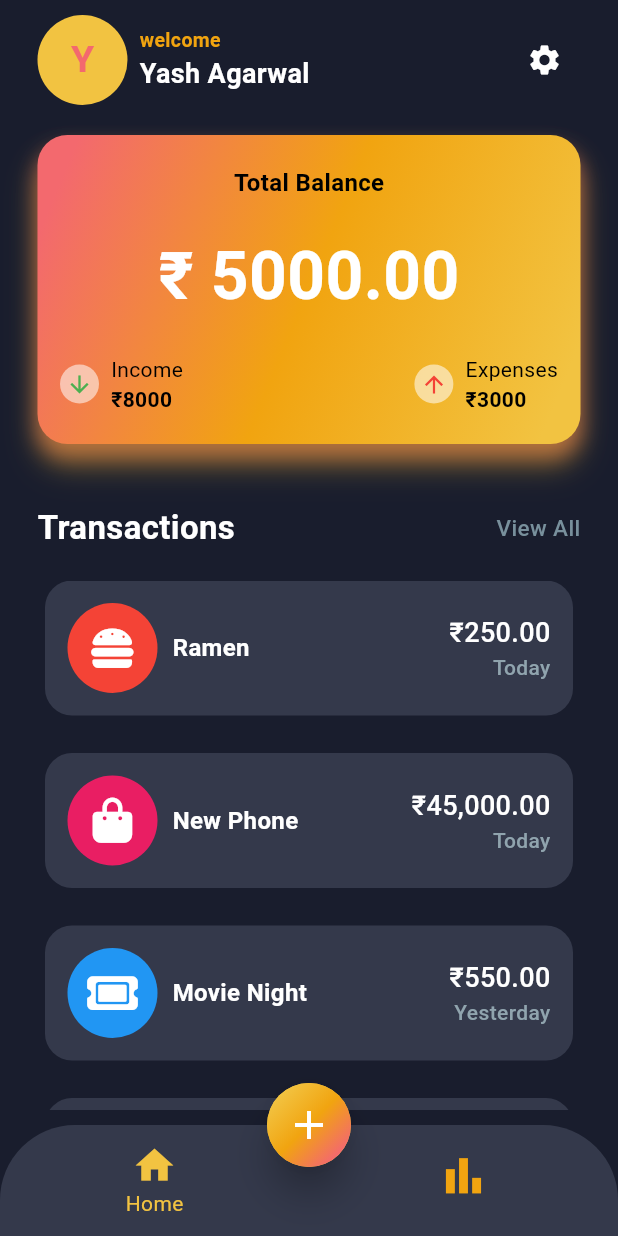
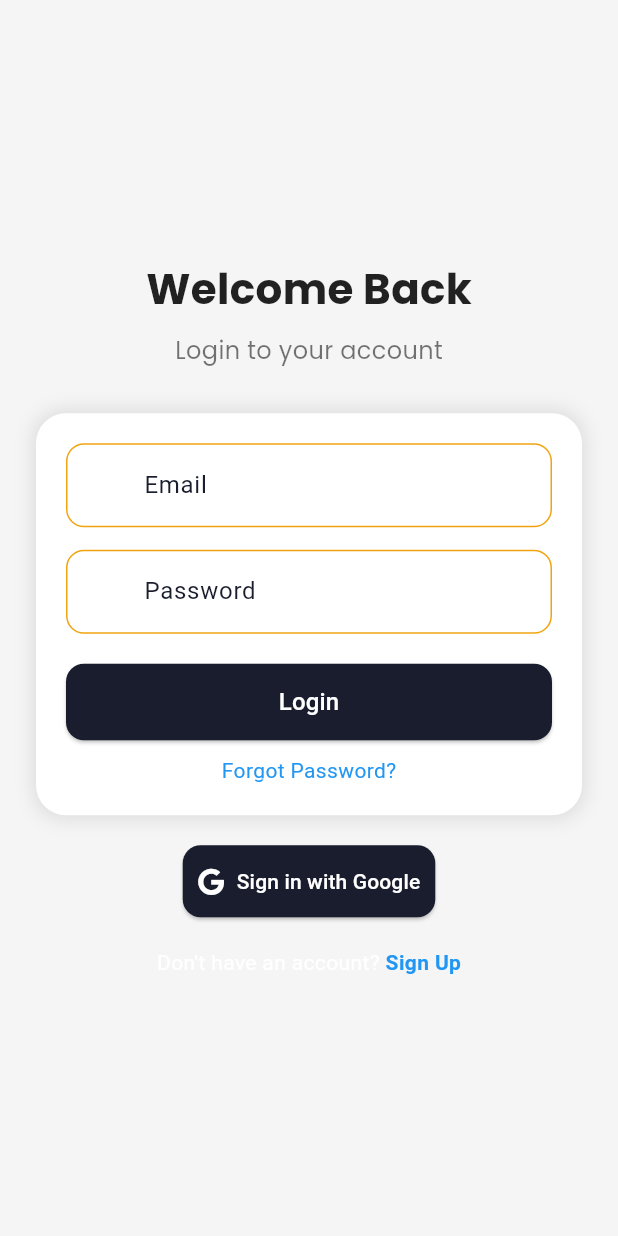
Before and after one commit to Yash05080/IntelliSpend, a Flutter app: the screen it shows after launch, on a phone screen of 412 x 824 dp. Run offline on Flutter 3.47's test engine with Material 3 defaults, Android fonts, the phone set to English and light mode, and no system bars; our stand-ins replace fl_chart, font_awesome_flutter, google_fonts, hexcolor.

Commit message:
flutter updated.

```diff
--- a/lib/main.dart
+++ b/lib/main.dart
@@ -1,4 +1,5 @@
 import 'package:finance_manager_app/pages/Home/veiws/HomePage.dart';
+import 'package:finance_manager_app/pages/login/login.dart';
 import 'package:flutter/material.dart';
 import 'package:hexcolor/hexcolor.dart';
 
@@ -27,7 +28,7 @@ class MyApp extends StatelessWidget {
         ),
         useMaterial3: true,
       ),
-      home: MyHomePage(),
+      home: AuthScreen(),
     );
   }
 }
--- /dev/null
+++ b/lib/pages/login/login.dart
@@ -0,0 +1,153 @@
+import 'package:flutter/material.dart';
+import 'package:font_awesome_flutter/font_awesome_flutter.dart';
+import 'package:google_fonts/google_fonts.dart';
+
+class AuthScreen extends StatefulWidget {
+  const AuthScreen({super.key});
+
+  @override
+  State<AuthScreen> createState() => _AuthScreenState();
+}
+
+class _AuthScreenState extends State<AuthScreen> {
+  final TextEditingController _emailController = TextEditingController();
+  final TextEditingController _passwordController = TextEditingController();
+
+  @override
+  Widget build(BuildContext context) {
+    return Scaffold(
+      backgroundColor: Colors.grey.shade100,
+      body: Center(
+        child: Padding(
+          padding: const EdgeInsets.symmetric(horizontal: 24.0),
+          child: Column(
+            mainAxisAlignment: MainAxisAlignment.center,
+            children: [
+              Text(
+                "Welcome Back",
+                style: GoogleFonts.poppins(
+                  fontSize: 28,
+                  fontWeight: FontWeight.bold,
+                  color: Colors.black87,
+                ),
+              ),
+              const SizedBox(height: 10),
+              Text(
+                "Login to your account",
+                style: GoogleFonts.poppins(fontSize: 16, color: Colors.black54),
+              ),
+              const SizedBox(height: 30),
+              Container(
+                padding: const EdgeInsets.all(20),
+                decoration: BoxDecoration(
+                  color: Colors.white,
+                  borderRadius: BorderRadius.circular(20),
+                  boxShadow: [
+                    BoxShadow(
+                      color: Colors.black.withOpacity(0.1),
+                      blurRadius: 10,
+                      spreadRadius: 2,
+                    ),
+                  ],
+                ),
+                child: Column(
+                  children: [
+                    TextField(
+                      controller: _emailController,
+                      decoration: InputDecoration(
+                        focusColor: Theme.of(context).colorScheme.background,
+                        labelText: "Email",
+                        labelStyle: TextStyle(
+                            color: Theme.of(context).colorScheme.background),
+                        border: OutlineInputBorder(
+                          borderRadius: BorderRadius.circular(12),
+                        ),
+                        prefixIcon: const Icon(Icons.email),
+                      ),
+                    ),
+                    const SizedBox(height: 15),
+                    TextField(
+                      controller: _passwordController,
+                      obscureText: true,
+                      decoration: InputDecoration(
+                        labelText: "Password",
+                        labelStyle: TextStyle(
+                            color: Theme.of(context).colorScheme.background),
+                        border: OutlineInputBorder(
+                          borderRadius: BorderRadius.circular(12),
+                        ),
+                        prefixIcon: const Icon(Icons.lock),
+                      ),
+                    ),
+                    const SizedBox(height: 20),
+                    SizedBox(
+                      width: double.infinity,
+                      child: ElevatedButton(
+                        onPressed: () {},
+                        style: ElevatedButton.styleFrom(
+                          padding: const EdgeInsets.symmetric(vertical: 14),
+                          backgroundColor:
+                              Theme.of(context).colorScheme.background,
+                          shape: RoundedRectangleBorder(
+                            borderRadius: BorderRadius.circular(12),
+                          ),
+                        ),
+                        child: const Text(
+                          "Login",
+                          style: TextStyle(fontSize: 16, color: Colors.white),
+                        ),
+                      ),
+                    ),
+                    const SizedBox(height: 10),
+                    GestureDetector(
+                      onTap: () {},
+                      child: const Text(
+                        "Forgot Password?",
+                        style: TextStyle(
+                          color: Colors.blue,
+                          decoration: TextDecoration.underline,
+                        ),
+                      ),
+                    ),
+                  ],
+                ),
+              ),
+              const SizedBox(height: 20),
+              ElevatedButton.icon(
+                onPressed: () {
+                  // Handle Google Sign-In
+                },
+                icon: Icon(FontAwesomeIcons.google, color: Colors.white),
+                label: Text("Sign in with Google"),
+                style: ElevatedButton.styleFrom(
+                  backgroundColor: Theme.of(context).colorScheme.background,
+                  foregroundColor: Colors.white,
+                  padding: EdgeInsets.symmetric(vertical: 14, horizontal: 10),
+                  shape: RoundedRectangleBorder(
+                      borderRadius: BorderRadius.circular(12)),
+                ),
+              ),
+              const SizedBox(height: 20),
+              Row(
+                mainAxisAlignment: MainAxisAlignment.center,
+                children: [
+                  const Text("Don't have an account? "),
+                  GestureDetector(
+                    onTap: () {},
+                    child: const Text(
+                      "Sign Up",
+                      style: TextStyle(
+                        color: Colors.blue,
+                        fontWeight: FontWeight.bold,
+                      ),
+                    ),
+                  ),
+                ],
+              ),
+            ],
+          ),
+        ),
+      ),
+    );
+  }
+}
--- a/pubspec.yaml
+++ b/pubspec.yaml
@@ -39,6 +39,7 @@ dependencies:
   # The following adds the Cupertino Icons font to your application.
   # Use with the CupertinoIcons class for iOS style icons.
   cupertino_icons: ^1.0.6
+  google_fonts: ^6.2.1
 
 
 dev_dependencies:
```
Also changed, not shown: pubspec.lock, 8 other files.
